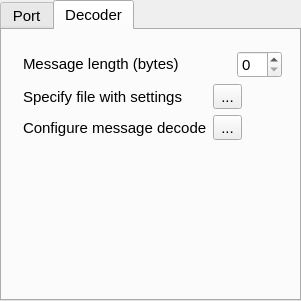
Qt form RsReadQt/serialconfig.ui (scphamster/RsReadQt) before a commit.
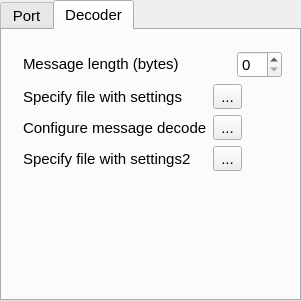
The same form after that commit. The open tabs and pages were chosen to show the change.

Diff of the .ui file:
```diff
--- a/RsReadQt/serialconfig.ui
+++ b/RsReadQt/serialconfig.ui
@@ -315,6 +315,20 @@
         </property>
        </widget>
       </item>
+      <item row="3" column="0">
+       <widget class="QLabel" name="label_9">
+        <property name="text">
+         <string>Specify file with settings2</string>
+        </property>
+       </widget>
+      </item>
+      <item row="3" column="1">
+       <widget class="QToolButton" name="selectFileButton2">
+        <property name="text">
+         <string>...</string>
+        </property>
+       </widget>
+      </item>
      </layout>
     </widget>
    </widget>
```
Left out of the diff: 16 changed lines with no effect on the pictures.
